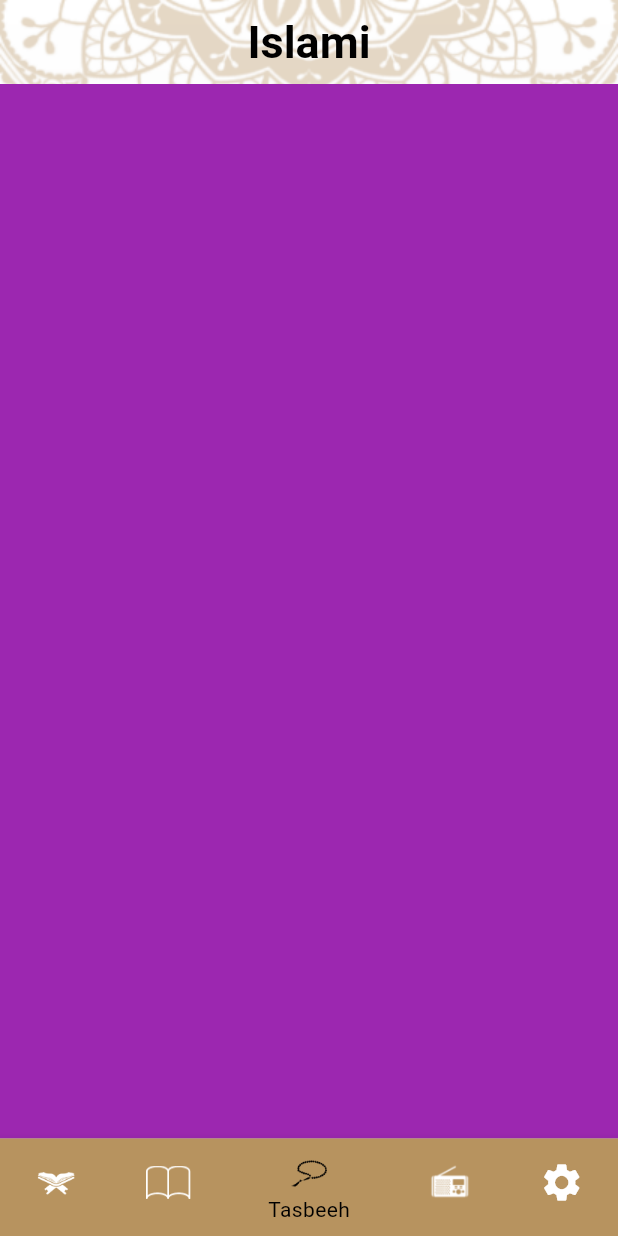
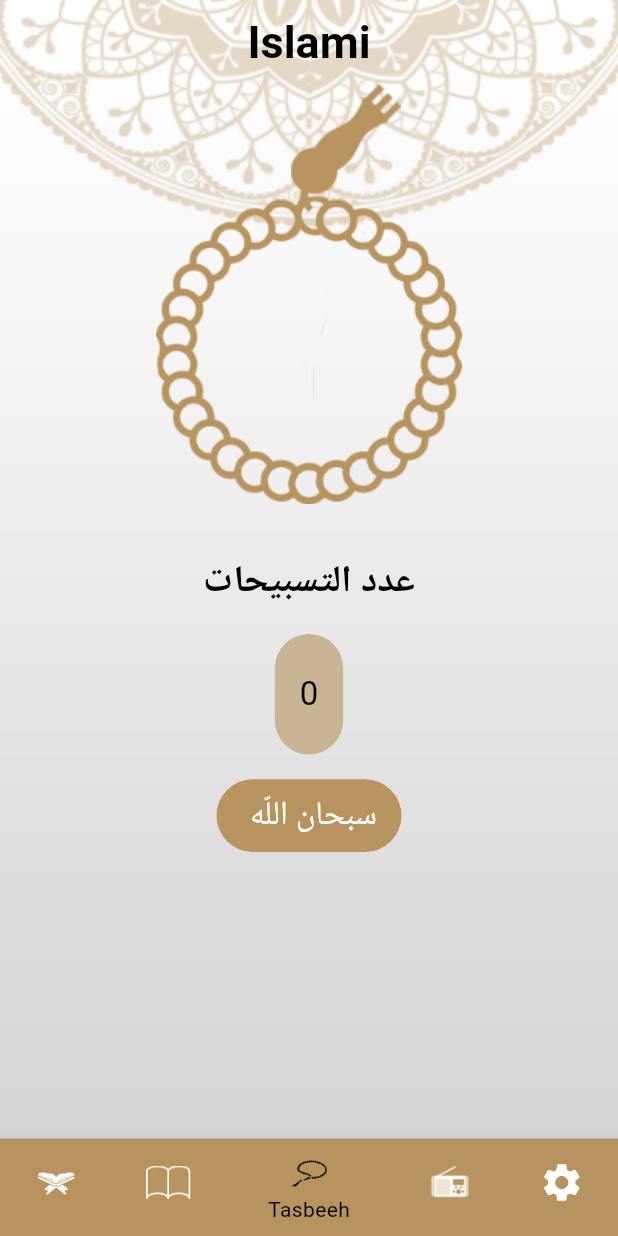
Before and after one commit to shrouk67/islami-c12-maadi, a Flutter app: the screen it shows after launch, item 3 of the bottom bar chosen, on a phone screen of 412 x 824 dp. Run offline on Flutter 3.47's test engine with Material 3 defaults, Android fonts, the phone set to English and light mode, and no system bars; generated files the repository leaves out were written again.

Commit message:
+ finish sebha

```diff
--- a/lib/home/tabs/SebhaTab.dart
+++ b/lib/home/tabs/SebhaTab.dart
@@ -1,10 +1,117 @@
 import 'package:flutter/material.dart';
 
-class SebhaTab extends StatelessWidget {
+class SebhaTab extends StatefulWidget {
   const SebhaTab({super.key});
 
   @override
+  State<SebhaTab> createState() => _SebhaTabState();
+}
+
+class _SebhaTabState extends State<SebhaTab> {
+  List<String> tasbeeh = [
+    'سبحان اللّه',
+    'الحمد للّه',
+    'اللّه اكبر',
+  ];
+  int counter = 0;
+  int index = 0;
+  double angle = 0;
+
+  @override
   Widget build(BuildContext context) {
-    return Container(color: Colors.purple,);
+    double height = MediaQuery.of(context).size.height;
+    return Center(
+      child: Column(
+        children: [
+          Stack(
+            alignment: Alignment.topCenter,
+            children: [
+              Padding(
+                padding: EdgeInsets.only(left: height * 0.06),
+                child: Image.asset('assets/images/head_sebha_logo.png'),
+              ),
+              Padding(
+                padding: EdgeInsets.only(top: height * 0.09),
+                child: Transform.rotate(
+                  angle: angle,
+                  child: Image.asset(
+                    height: height * 0.25,
+                    'assets/images/body_sebha_logo.png',
+                  ),
+                ),
+              ),
+            ],
+          ),
+          SizedBox(
+            height: height * 0.04,
+          ),
+          const Text(
+            'عدد التسبيحات',
+            style: TextStyle(
+              fontSize: 25,
+              fontWeight: FontWeight.w600,
+            ),
+          ),
+          SizedBox(
+            height: height * 0.02,
+          ),
+          Container(
+            padding: EdgeInsets.symmetric(
+              horizontal: height * 0.02,
+              vertical: height * 0.03,
+            ),
+            decoration: BoxDecoration(
+              color: const Color(0xffC8B395),
+              borderRadius: BorderRadius.circular(height * 0.03),
+            ),
+            child: Text(
+              counter.toString(),
+              style: const TextStyle(
+                fontWeight: FontWeight.w400,
+                fontSize: 22,
+              ),
+            ),
+          ),
+          SizedBox(
+            height: height * 0.02,
+          ),
+          InkWell(
+            onTap: onTasbeeh,
+            child: Container(
+              padding: EdgeInsets.symmetric(
+                horizontal: height * 0.02,
+                vertical: height * 0.01,
+              ),
+              decoration: BoxDecoration(
+                color: const Color(0xffB7935F),
+                borderRadius: BorderRadius.circular(height * 0.05),
+              ),
+              child: Text(
+                ' ${tasbeeh[index]}',
+                style: const TextStyle(
+                  fontWeight: FontWeight.w400,
+                  fontSize: 22,
+                  color: Colors.white,
+                ),
+              ),
+            ),
+          ),
+        ],
+      ),
+    );
+  }
+
+  onTasbeeh() {
+    angle+=0.10;
+    if (counter < 33) {
+      counter++;
+    } else {
+      counter = 0;
+      index = 0;
+      if (index == tasbeeh.length) {
+        index = 0;
+      }
+    }
+    setState(() {});
   }
 }
```
Also changed, not shown: assets/images/body_sebha_logo.png (added), assets/images/head_sebha_logo.png (added), pubspec.lock, 1 other file.
